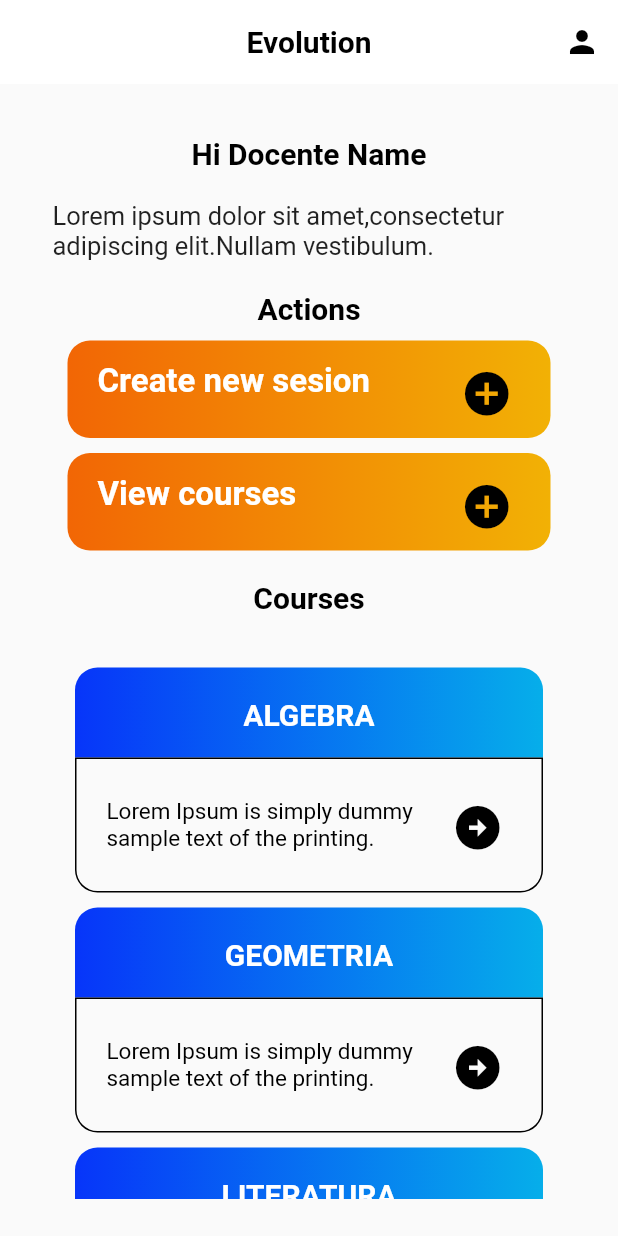
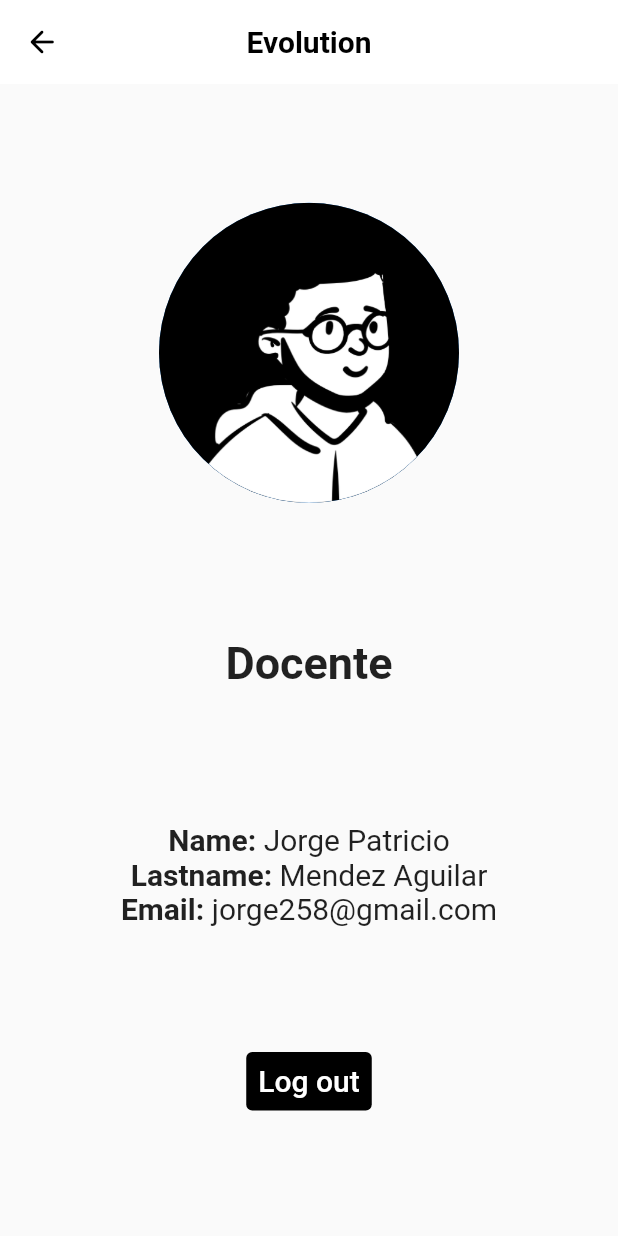
Before and after one commit to EvolutionApp-2022/ft-evolutionapp, a Flutter app: the screen it shows after launch, after a tap on the "person" icon, on a phone screen of 412 x 824 dp. Run offline on Flutter 3.47's test engine with Material 2 defaults, Android fonts, the phone set to English and light mode, and no system bars.

Commit message:
feat: profile view added

```diff
--- a/lib/Dashboard/Dashboard.dart
+++ b/lib/Dashboard/Dashboard.dart
@@ -1,5 +1,6 @@
 import 'package:flutter/material.dart';
 import 'package:ft_evolution_app/Courses/Courses.dart';
+import 'package:ft_evolution_app/Profile/Profile.dart';
 
 class Dashboard extends StatefulWidget {
   const Dashboard({Key? key}) : super(key: key);
@@ -24,7 +25,12 @@ class _DashboardState extends State<Dashboard> {
         centerTitle: true,
         actions: [
           IconButton(
-              onPressed: (){},
+              onPressed: (){
+                Navigator.push(
+                    context,
+                    MaterialPageRoute(builder: (context) => const Profile())
+                );
+              },
               icon: Icon(Icons.person, color: Colors.black,)
           )
         ],
--- /dev/null
+++ b/lib/Profile/Profile.dart
@@ -0,0 +1,121 @@
+import 'package:flutter/material.dart';
+
+class Profile extends StatefulWidget {
+  const Profile({Key? key}) : super(key: key);
+
+  @override
+  State<Profile> createState() => _ProfileState();
+}
+
+class _ProfileState extends State<Profile> {
+  @override
+  Widget build(BuildContext context) {
+    return Scaffold(
+      appBar: AppBar(
+        elevation: 0,
+        backgroundColor: Colors.white,
+        title: Text('Evolution',
+          style: TextStyle(
+              color: Colors.black,
+              fontWeight: FontWeight.bold
+          ),
+        ),
+        leading: IconButton(
+          icon: Icon(Icons.arrow_back_rounded, color: Colors.black,),
+          onPressed: (){
+            Navigator.pop(context);
+          },
+        ),
+        centerTitle: true,
+      ),
+
+      body: Column(
+        mainAxisAlignment: MainAxisAlignment.spaceEvenly,
+        children: [
+          CircleAvatar(
+            backgroundImage: AssetImage('assets/img/profile_m.png'),
+            radius: 100,
+            onBackgroundImageError: (e, s) {
+              debugPrint('There is a problem in the image: $e, $s');
+            },
+          ),
+          Padding(
+            padding: const EdgeInsets.all(10.0),
+            child: Text('Docente',
+            style: TextStyle(
+              fontSize: 30,
+              fontWeight: FontWeight.bold
+            ),
+            ),
+          ),
+
+          Column(
+            children: [
+              Row(
+                mainAxisAlignment: MainAxisAlignment.center,
+                children: [
+                  Text('Name: ',
+                    style: TextStyle(
+                        fontSize: 20,
+                        fontWeight: FontWeight.bold
+                    ),
+                  ),
+                  Text('Jorge Patricio',
+                    style: TextStyle(
+                      fontSize: 20,
+                    ),
+                  )
+                ],
+              ),
+              Row(
+                mainAxisAlignment: MainAxisAlignment.center,
+                children: [
+                  Text('Lastname: ',
+                    style: TextStyle(
+                        fontSize: 20,
+                        fontWeight: FontWeight.bold
+                    ),
+                  ),
+                  Text('Mendez Aguilar',
+                    style: TextStyle(
+                      fontSize: 20,
+                    ),
+                  )
+                ],
+              ),
+              Row(
+                mainAxisAlignment: MainAxisAlignment.center,
+                children: [
+                  Text('Email: ',
+                    style: TextStyle(
+                        fontSize: 20,
+                        fontWeight: FontWeight.bold
+                    ),
+                  ),
+                  Text('jorge258@gmail.com',
+                    style: TextStyle(
+                      fontSize: 20,
+                    ),
+                  )
+                ],
+              ),
+            ],
+          ),
+
+          TextButton(
+              style: ButtonStyle(
+                backgroundColor: MaterialStateProperty.all(Colors.black)
+              ),
+              onPressed: (){},
+              child: Text('Log out',
+                style: TextStyle(
+                  fontSize: 20,
+                  color: Colors.white
+                ),
+              )
+          )
+        ],
+      ),
+    );
+  }
+}
--- a/pubspec.yaml
+++ b/pubspec.yaml
@@ -58,7 +58,8 @@ flutter:
   uses-material-design: true
 
   # To add assets to your application, add an assets section, like this:
-  # assets:
+  assets:
+    - assets/img/
   #   - images/a_dot_burr.jpeg
   #   - images/a_dot_ham.jpeg
 
```
Also changed, not shown: assets/img/profile_f.png (added), assets/img/profile_m.png (added), pubspec.lock.
